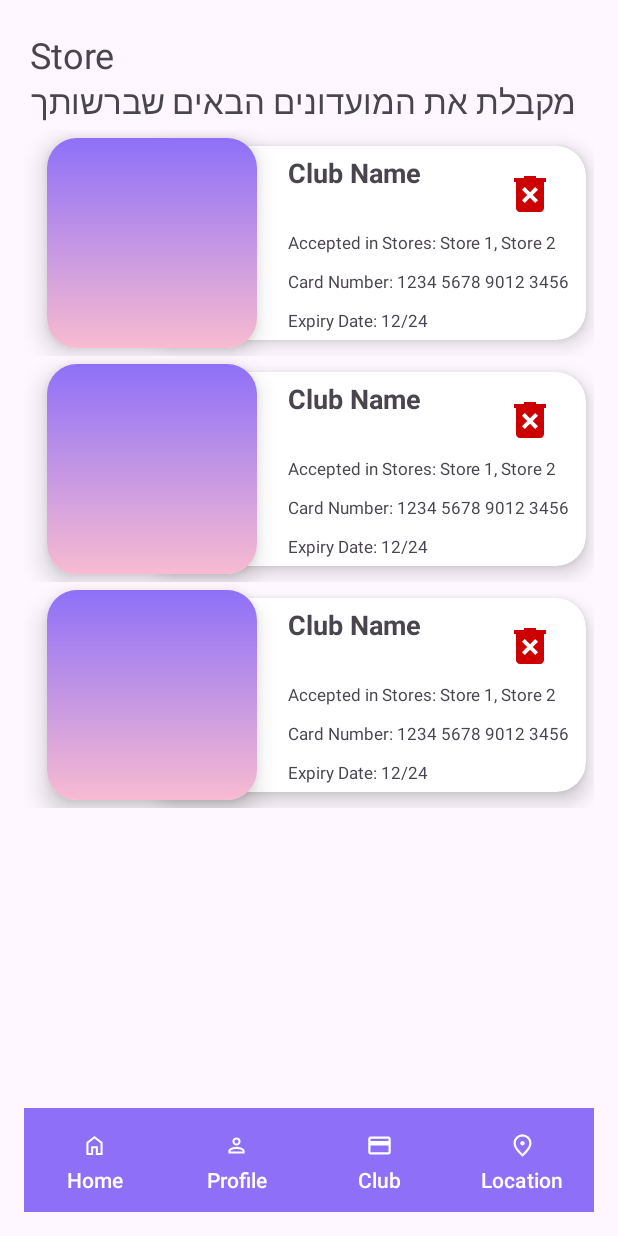
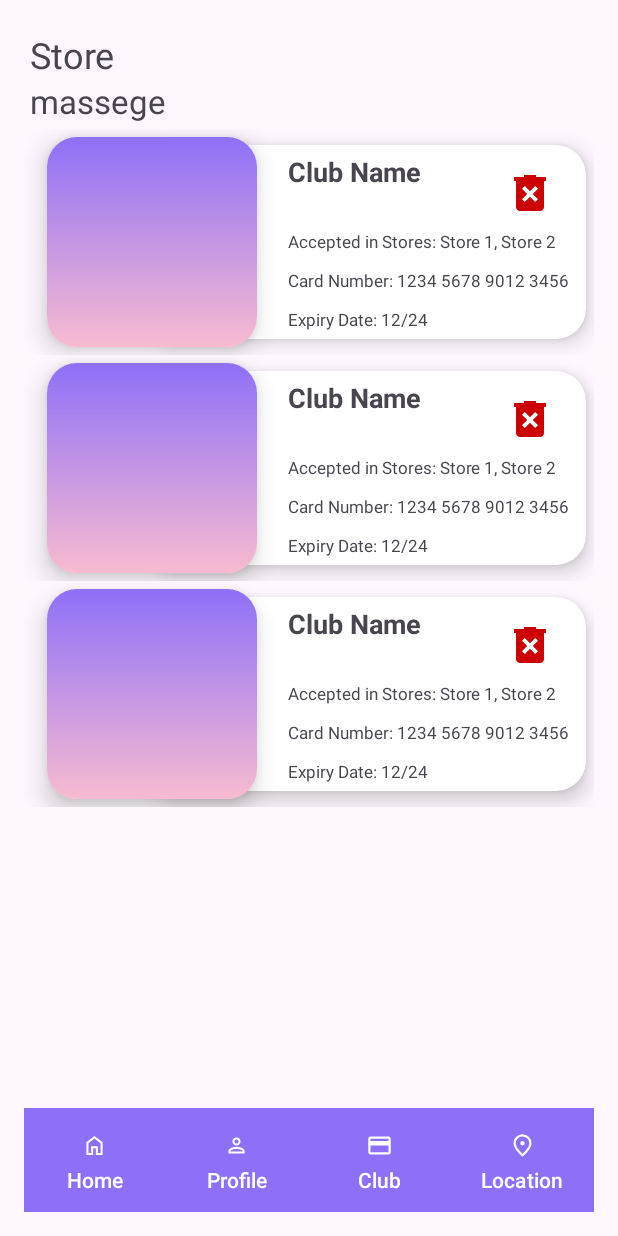
Before and after one commit to yahavLer/2024B_finalProject_YahavLer, an Android app: the layout clubs_accepted_by_store.xml on its own in the app's theme, with its tools: preview values and no code run, on a phone screen of 412 x 824 dp. Run offline under Robolectric (Android 15) with nearby library versions, the phone set to English and light mode, and no system bars.

Commit message:
14\8\24 23:50

```diff
--- a/app/src/main/java/com/example/a2024b_finalproject_yahavler/ActivityView/activity_club_accepted_by_store.java
+++ b/app/src/main/java/com/example/a2024b_finalproject_yahavler/ActivityView/activity_club_accepted_by_store.java
@@ -125,6 +125,8 @@ public class activity_club_accepted_by_store extends AppCompatActivity {
         Log.d("checkClubsMemberships", clubsMemUserByStore.toString());
         if (clubsMemUserByStore.isEmpty()) {
             clubs_accepted_text.setText("לצערנו החנות לא מקבלת אף מועדון שברשותך,\nעמך הסליחה, תוכל להוסיף מועדונים במסך club");
+        }else {
+            clubs_accepted_text.setText("מקבלת את המועדונים הבאים שברשותך:");
         }
     }
 
--- a/app/src/main/java/com/example/a2024b_finalproject_yahavler/Adapter/UserClubsAdapter.java
+++ b/app/src/main/java/com/example/a2024b_finalproject_yahavler/Adapter/UserClubsAdapter.java
@@ -104,7 +104,6 @@ public class UserClubsAdapter extends RecyclerView.Adapter<UserClubsAdapter.View
         });
     }
 
-
     public static class ViewHolder extends RecyclerView.ViewHolder {
         TextView TV_club_name, TV_club_card_number, TV_club_expiry_date, TV_club_accepted_stores;
         ImageView clubLogo;
--- a/app/src/main/res/layout/clubs_accepted_by_store.xml
+++ b/app/src/main/res/layout/clubs_accepted_by_store.xml
@@ -29,7 +29,7 @@
                 android:id="@+id/clubs_accepted_text"
                 android:layout_width="wrap_content"
                 android:layout_height="wrap_content"
-                android:text="מקבלת את המועדונים הבאים שברשותך"
+                android:text="massege"
                 android:textSize="22dp"
                 android:background="@color/colorAccent"
                 android:layout_weight="1" />
```
